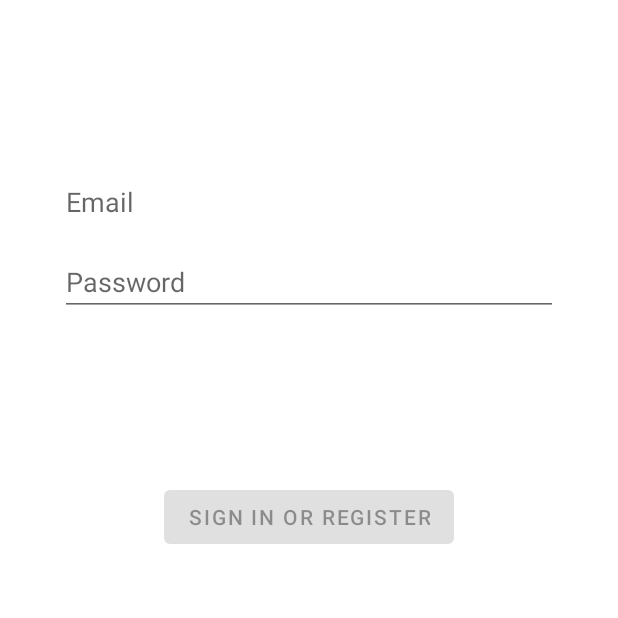
After one commit to perekrist/PartyGO, an Android app: the LoginActivity screen opened directly, with no data from a screen before it, on a phone screen of 412 x 824 dp, the top half of it. The commit adds this screen. Run offline under Robolectric (Android 15) with nearby library versions, the phone set to English and light mode, and no system bars.

Commit message:
login initial state

```diff
--- a/app/build.gradle
+++ b/app/build.gradle
@@ -37,6 +37,7 @@
     implementation 'com.google.android.material:material:1.0.0'
     implementation 'androidx.navigation:navigation-ui-ktx:2.0.0'
     implementation 'com.google.android.gms:play-services-maps:16.1.0'
+    implementation 'androidx.annotation:annotation:1.0.2'
     testImplementation 'junit:junit:4.12'
     androidTestImplementation 'androidx.test:runner:1.1.1'
     androidTestImplementation 'androidx.test.espresso:espresso-core:3.1.1'
--- a/app/src/main/AndroidManifest.xml
+++ b/app/src/main/AndroidManifest.xml
@@ -11,6 +11,9 @@
         android:roundIcon="@mipmap/ic_launcher_round"
         android:supportsRtl="true"
         android:theme="@style/AppTheme">
+        <activity
+            android:name=".ui.login.LoginActivity"
+            android:label="@string/title_activity_login"></activity>
 
         <meta-data
             android:name="com.google.android.geo.API_KEY"
--- /dev/null
+++ b/app/src/main/java/com/example/partygo/ui/login/LoginActivity.kt
@@ -0,0 +1,129 @@
+package com.example.partygo.ui.login
+
+import android.app.Activity
+import androidx.lifecycle.Observer
+import androidx.lifecycle.ViewModelProviders
+import android.os.Bundle
+import androidx.annotation.StringRes
+import androidx.appcompat.app.AppCompatActivity
+import android.text.Editable
+import android.text.TextWatcher
+import android.view.View
+import android.view.inputmethod.EditorInfo
+import android.widget.Button
+import android.widget.EditText
+import android.widget.ProgressBar
+import android.widget.Toast
+
+import com.example.partygo.R
+
+class LoginActivity : AppCompatActivity() {
+
+    private lateinit var loginViewModel: LoginViewModel
+
+    override fun onCreate(savedInstanceState: Bundle?) {
+        super.onCreate(savedInstanceState)
+
+        setContentView(R.layout.activity_login)
+
+        val username = findViewById<EditText>(R.id.username)
+        val password = findViewById<EditText>(R.id.password)
+        val login = findViewById<Button>(R.id.login)
+        val loading = findViewById<ProgressBar>(R.id.loading)
+
+        loginViewModel = ViewModelProviders.of(this, LoginViewModelFactory())
+            .get(LoginViewModel::class.java)
+
+        loginViewModel.loginFormState.observe(this@LoginActivity, Observer {
+            val loginState = it ?: return@Observer
+
+            // disable login button unless both username / password is valid
+            login.isEnabled = loginState.isDataValid
+
+            if (loginState.usernameError != null) {
+                username.error = getString(loginState.usernameError)
+            }
+            if (loginState.passwordError != null) {
+                password.error = getString(loginState.passwordError)
+            }
+        })
+
+        loginViewModel.loginResult.observe(this@LoginActivity, Observer {
+            val loginResult = it ?: return@Observer
+
+            loading.visibility = View.GONE
+            if (loginResult.error != null) {
+                showLoginFailed(loginResult.error)
+            }
+            if (loginResult.success != null) {
+                updateUiWithUser(loginResult.success)
+            }
+            setResult(Activity.RESULT_OK)
+
+            //Complete and destroy login activity once successful
+            finish()
+        })
+
+        username.afterTextChanged {
+            loginViewModel.loginDataChanged(
+                username.text.toString(),
+                password.text.toString()
+            )
+        }
+
+        password.apply {
+            afterTextChanged {
+                loginViewModel.loginDataChanged(
+                    username.text.toString(),
+                    password.text.toString()
+                )
+            }
+
+            setOnEditorActionListener { _, actionId, _ ->
+                when (actionId) {
+                    EditorInfo.IME_ACTION_DONE ->
+                        loginViewModel.login(
+                            username.text.toString(),
+                            password.text.toString()
+                        )
+                }
+                false
+            }
+
+            login.setOnClickListener {
+                loading.visibility = View.VISIBLE
+                loginViewModel.login(username.text.toString(), password.text.toString())
+            }
+        }
+    }
+
+    private fun updateUiWithUser(model: LoggedInUserView) {
+        val welcome = getString(R.string.welcome)
+        val displayName = model.displayName
+        // TODO : initiate successful logged in experience
+        Toast.makeText(
+            applicationContext,
+            "$welcome $displayName",
+            Toast.LENGTH_LONG
+        ).show()
+    }
+
+    private fun showLoginFailed(@StringRes errorString: Int) {
+        Toast.makeText(applicationContext, errorString, Toast.LENGTH_SHORT).show()
+    }
+}
+
+/**
+ * Extension function to simplify setting an afterTextChanged action to EditText components.
+ */
+fun EditText.afterTextChanged(afterTextChanged: (String) -> Unit) {
+    this.addTextChangedListener(object : TextWatcher {
+        override fun afterTextChanged(editable: Editable?) {
+            afterTextChanged.invoke(editable.toString())
+        }
+
+        override fun beforeTextChanged(s: CharSequence, start: Int, count: Int, after: Int) {}
+
+        override fun onTextChanged(s: CharSequence, start: Int, before: Int, count: Int) {}
+    })
+}
--- /dev/null
+++ b/app/src/main/java/com/example/partygo/ui/login/LoginViewModelFactory.kt
@@ -0,0 +1,25 @@
+package com.example.partygo.ui.login
+
+import androidx.lifecycle.ViewModel
+import androidx.lifecycle.ViewModelProvider
+import com.example.partygo.data.LoginDataSource
+import com.example.partygo.data.LoginRepository
+
+/**
+ * ViewModel provider factory to instantiate LoginViewModel.
+ * Required given LoginViewModel has a non-empty constructor
+ */
+class LoginViewModelFactory : ViewModelProvider.Factory {
+
+    @Suppress("UNCHECKED_CAST")
+    override fun <T : ViewModel> create(modelClass: Class<T>): T {
+        if (modelClass.isAssignableFrom(LoginViewModel::class.java)) {
+            return LoginViewModel(
+                loginRepository = LoginRepository(
+                    dataSource = LoginDataSource()
+                )
+            ) as T
+        }
+        throw IllegalArgumentException("Unknown ViewModel class")
+    }
+}
--- /dev/null
+++ b/app/src/main/res/layout/activity_login.xml
@@ -0,0 +1,78 @@
+<?xml version="1.0" encoding="utf-8"?>
+<androidx.constraintlayout.widget.ConstraintLayout xmlns:android="http://schemas.android.com/apk/res/android"
+    xmlns:app="http://schemas.android.com/apk/res-auto"
+    xmlns:tools="http://schemas.android.com/tools"
+    android:id="@+id/container"
+    android:layout_width="match_parent"
+    android:layout_height="match_parent"
+    android:paddingLeft="@dimen/activity_horizontal_margin"
+    android:paddingTop="@dimen/activity_vertical_margin"
+    android:paddingRight="@dimen/activity_horizontal_margin"
+    android:paddingBottom="@dimen/activity_vertical_margin"
+    tools:context=".ui.login.LoginActivity">
+
+    <EditText
+        android:id="@+id/username"
+        android:layout_width="0dp"
+        android:layout_height="wrap_content"
+        android:layout_marginStart="24dp"
+        android:layout_marginTop="96dp"
+        android:layout_marginEnd="24dp"
+
+        android:hint="@string/prompt_email"
+        android:inputType="textEmailAddress"
+        android:selectAllOnFocus="true"
+        app:layout_constraintEnd_toEndOf="parent"
+        app:layout_constraintStart_toStartOf="parent"
+        app:layout_constraintTop_toTopOf="parent" />
+
+    <EditText
+        android:id="@+id/password"
+        android:layout_width="0dp"
+        android:layout_height="wrap_content"
+        android:layout_marginStart="24dp"
+        android:layout_marginTop="8dp"
+        android:layout_marginEnd="24dp"
+
+        android:hint="@string/prompt_password"
+        android:imeActionLabel="@string/action_sign_in_short"
+        android:imeOptions="actionDone"
+        android:inputType="textPassword"
+        android:selectAllOnFocus="true"
+        app:layout_constraintEnd_toEndOf="parent"
+        app:layout_constraintStart_toStartOf="parent"
+        app:layout_constraintTop_toBottomOf="@+id/username" />
+
+    <Button
+        android:id="@+id/login"
+        android:layout_width="wrap_content"
+        android:layout_height="wrap_content"
+        android:layout_gravity="start"
+        android:layout_marginStart="48dp"
+        android:layout_marginTop="16dp"
+        android:layout_marginEnd="48dp"
+        android:layout_marginBottom="64dp"
+        android:enabled="false"
+        android:text="@string/action_sign_in"
+        app:layout_constraintBottom_toBottomOf="parent"
+        app:layout_constraintEnd_toEndOf="parent"
+        app:layout_constraintStart_toStartOf="parent"
+        app:layout_constraintTop_toBottomOf="@+id/password"
+        app:layout_constraintVertical_bias="0.2" />
+
+    <ProgressBar
+        android:id="@+id/loading"
+        android:layout_width="wrap_content"
+        android:layout_height="wrap_content"
+        android:layout_gravity="center"
+        android:layout_marginStart="32dp"
+        android:layout_marginTop="64dp"
+        android:layout_marginEnd="32dp"
+        android:layout_marginBottom="64dp"
+        android:visibility="gone"
+        app:layout_constraintBottom_toBottomOf="parent"
+        app:layout_constraintEnd_toEndOf="@+id/password"
+        app:layout_constraintStart_toStartOf="@+id/password"
+        app:layout_constraintTop_toTopOf="parent"
+        app:layout_constraintVertical_bias="0.3" />
+</androidx.constraintlayout.widget.ConstraintLayout>
--- a/app/src/main/res/values/strings.xml
+++ b/app/src/main/res/values/strings.xml
@@ -8,4 +8,13 @@
     <string name="title_ticket">Tickets</string>
     <string name="title_chat">Chatic</string>
     <string name="title_activity_maps">Map</string>
+    <string name="title_activity_login">Sign in</string>
+    <string name="prompt_email">Email</string>
+    <string name="prompt_password">Password</string>
+    <string name="action_sign_in">Sign in or register</string>
+    <string name="action_sign_in_short">Sign in</string>
+    <string name="welcome">"Welcome !"</string>
+    <string name="invalid_username">Not a valid username</string>
+    <string name="invalid_password">Password must be >5 characters</string>
+    <string name="login_failed">"Login failed"</string>
 </resources>
```
Also changed, not shown: app/src/main/java/com/example/partygo/data/LoginDataSource.kt (added, +24 -0 lines), app/src/main/java/com/example/partygo/data/LoginRepository.kt (added, +46 -0 lines), app/src/main/java/com/example/partygo/data/Result.kt (added, +18 -0 lines), app/src/main/java/com/example/partygo/data/model/LoggedInUser.kt (added, +9 -0 lines), app/src/main/java/com/example/partygo/ui/login/LoggedInUserView.kt (added, +9 -0 lines), app/src/main/java/com/example/partygo/ui/login/LoginFormState.kt (added, +10 -0 lines), app/src/main/java/com/example/partygo/ui/login/LoginResult.kt (added, +9 -0 lines), app/src/main/java/com/example/partygo/ui/login/LoginViewModel.kt (added, +55 -0 lines).
